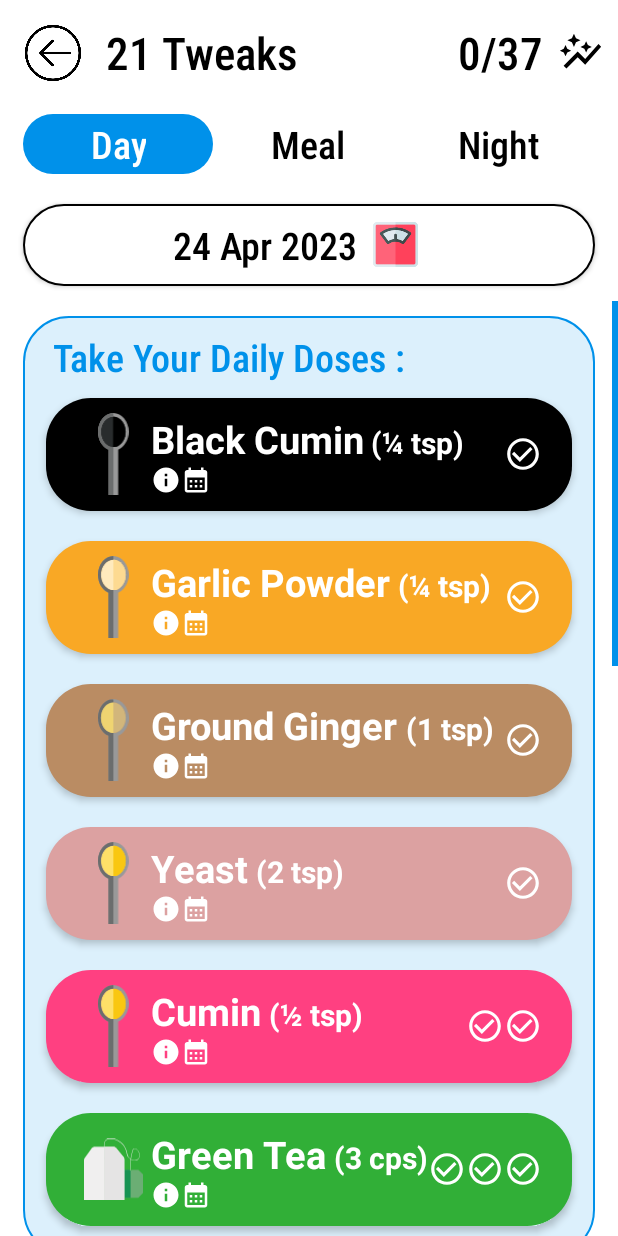
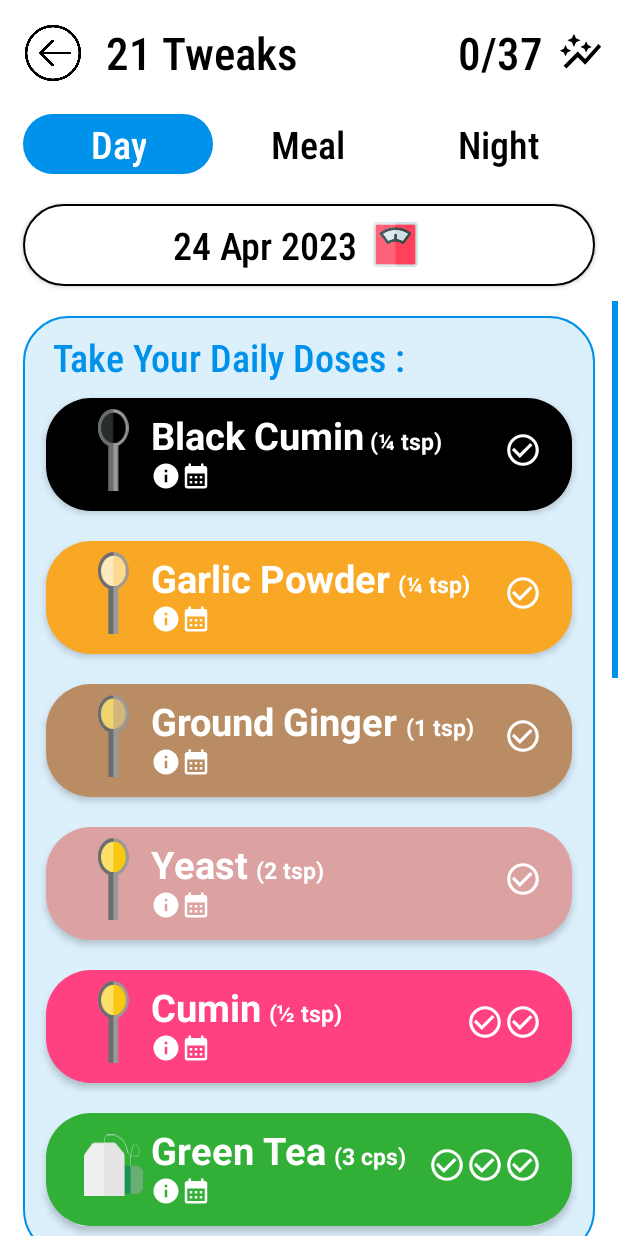
Before and after one commit to ArmanKhanTech/DailyDoze, an Android app: the DayFragment screen opened directly, with no data from a screen before it, on a phone screen of 412 x 824 dp. Run offline under Robolectric (Android 15) with nearby library versions, the phone set to English and light mode, and no system bars.

Commit message:
29th Commit

```diff
--- a/app/src/main/java/com/android/dailydoze/Activity/InfoActivity.java
+++ b/app/src/main/java/com/android/dailydoze/Activity/InfoActivity.java
@@ -221,7 +221,7 @@ public class InfoActivity extends AppCompatActivity {
                 name.setText("Time-Restrict Your Eatings");
                 break;
             case "optimize":
-                drawable = getDrawable(R.drawable.optimize_picture);
+                drawable = getDrawable(R.drawable.optimize);
                 img.setImageDrawable(drawable);
                 txt.setText(getResources().getString(R.string.exercise_timing_text));
                 name.setText("Optimize Your Exercise");
--- a/app/src/main/java/com/android/dailydoze/Activity/SignupActivity.java
+++ b/app/src/main/java/com/android/dailydoze/Activity/SignupActivity.java
@@ -235,6 +235,8 @@ public class SignupActivity extends AppCompatActivity {
                     SharedPreferences sharedPreferences = getSharedPreferences("MySharedPref", MODE_PRIVATE);
                     SharedPreferences.Editor myEdit = sharedPreferences.edit();
                     myEdit.putBoolean("user", true);
+                    myEdit.putString("name", name);
+                    myEdit.putString("email", mail);
                     myEdit.apply();
 
                     Intent intent = new Intent(SignupActivity.this, MainActivity.class);
--- a/app/src/main/res/layout/activity_signup.xml
+++ b/app/src/main/res/layout/activity_signup.xml
@@ -260,7 +260,7 @@
                     android:layout_width="match_parent"
                     android:layout_height="wrap_content"
                     android:layout_marginLeft="40dp"
-                    android:hint="Country (or click on the icon)" />
+                    android:hint="Country (or click icon)" />
 
                 <ImageView
                     android:id="@+id/select_location"
--- a/app/src/main/res/layout/fragment_day.xml
+++ b/app/src/main/res/layout/fragment_day.xml
@@ -45,6 +45,7 @@
                  android:layout_gravity="center"
                  android:layout_marginBottom="20dp"
                  android:layout_marginLeft="15dp"
+                 android:paddingBottom="5dp"
                  android:layout_marginRight="15dp"
                  android:background="@drawable/berries_theme">
 
@@ -86,7 +87,7 @@
                                  android:layout_gravity="top"
                                  android:text=" (¼ tsp)"
                                  android:textColor="@color/white"
-                                 android:textSize="20dp"
+                                 android:textSize="15dp"
                                  android:textStyle="bold" />
 
                          </LinearLayout>
@@ -139,6 +140,7 @@
                  android:elevation="3dp"
                  android:layout_gravity="center"
                  android:layout_marginBottom="20dp"
+                 android:paddingBottom="5dp"
                  android:layout_marginLeft="15dp"
                  android:layout_marginRight="15dp"
                  android:background="@drawable/othervege_theme">
@@ -182,7 +184,7 @@
                                  android:layout_marginLeft="5dp"
                                  android:text="(¼ tsp)"
                                  android:textColor="@color/white"
-                                 android:textSize="20dp"
+                                 android:textSize="15dp"
                                  android:textStyle="bold" />
 
                          </LinearLayout>
@@ -236,6 +238,7 @@
                  android:layout_gravity="center"
                  android:layout_marginBottom="20dp"
                  android:layout_marginLeft="15dp"
+                 android:paddingBottom="5dp"
                  android:layout_marginRight="15dp"
                  android:background="@drawable/nuts_theme">
 
@@ -278,7 +281,7 @@
                                  android:layout_marginLeft="5dp"
                                  android:text="(1 tsp)"
                                  android:textColor="@color/white"
-                                 android:textSize="20dp"
+                                 android:textSize="15dp"
                                  android:textStyle="bold" />
 
                          </LinearLayout>
@@ -330,6 +333,7 @@
                  android:layout_height="75dp"
                  android:elevation="3dp"
                  android:layout_gravity="center"
+                 android:paddingBottom="5dp"
                  android:layout_marginBottom="20dp"
                  android:layout_marginLeft="15dp"
                  android:layout_marginRight="15dp"
@@ -374,7 +378,7 @@
                                  android:layout_marginLeft="5dp"
                                  android:text="(2 tsp)"
                                  android:textColor="@color/white"
-                                 android:textSize="20dp"
+                                 android:textSize="15dp"
                                  android:textStyle="bold" />
 
                          </LinearLayout>
@@ -429,6 +433,7 @@
                  android:layout_marginBottom="20dp"
                  android:layout_marginLeft="15dp"
                  android:layout_marginRight="15dp"
+                 android:paddingBottom="5dp"
                  android:background="@drawable/herbs_theme">
 
                  <LinearLayout
@@ -470,7 +475,7 @@
                                  android:layout_marginLeft="5dp"
                                  android:text="(½ tsp)"
                                  android:textColor="@color/white"
-                                 android:textSize="20dp"
+                                 android:textSize="15dp"
                                  android:textStyle="bold" />
 
                          </LinearLayout>
@@ -532,6 +537,7 @@
                  android:layout_gravity="center"
                  android:layout_marginBottom="10dp"
                  android:layout_marginLeft="15dp"
+                 android:paddingBottom="5dp"
                  android:layout_marginRight="15dp"
                  android:background="@drawable/greens_theme">
 
@@ -575,7 +581,7 @@
                                  android:layout_marginLeft="5dp"
                                  android:text="(3 cps)"
                                  android:textColor="@color/white"
-                                 android:textSize="20dp"
+                                 android:textSize="15dp"
                                  android:textStyle="bold" />
 
                          </LinearLayout>
@@ -649,6 +655,7 @@
                  android:layout_marginBottom="10dp"
                  android:layout_marginLeft="15dp"
                  android:layout_marginRight="15dp"
+                 android:paddingBottom="5dp"
                  android:background="@drawable/fruits_theme">
 
                  <LinearLayout
@@ -738,6 +745,7 @@
                 android:layout_marginBottom="10dp"
                 android:layout_marginLeft="15dp"
                 android:layout_marginRight="15dp"
+                android:paddingBottom="5dp"
                 android:background="@drawable/cruciferous_theme">
 
                 <LinearLayout
@@ -820,10 +828,11 @@
 
             <FrameLayout
                 android:layout_width="match_parent"
-                android:layout_height="120dp"
+                android:layout_height="110dp"
                 android:elevation="3dp"
                 android:layout_gravity="center"
                 android:layout_marginTop="10dp"
+                android:paddingBottom="5dp"
                 android:layout_marginBottom="10dp"
                 android:layout_marginLeft="15dp"
                 android:layout_marginRight="15dp"
@@ -858,21 +867,13 @@
                                 android:layout_width="wrap_content"
                                 android:layout_height="wrap_content"
                                 android:layout_gravity="top"
-                                android:text="Front-Load Your"
+                                android:maxLines="2"
+                                android:text="Front-Load Your \nCalories"
                                 android:textColor="@color/white"
                                 android:textSize="25dp"
                                 android:textStyle="bold" />
 
                         </LinearLayout>
-
-                        <TextView
-                            android:layout_width="wrap_content"
-                            android:layout_height="wrap_content"
-                            android:layout_gravity="top"
-                            android:text="Calories"
-                            android:textColor="@color/white"
-                            android:textSize="25dp"
-                            android:textStyle="bold" />
 
                         <LinearLayout
                             android:layout_width="wrap_content"
@@ -918,13 +919,14 @@
 
             <FrameLayout
                 android:layout_width="match_parent"
-                android:layout_height="120dp"
+                android:layout_height="110dp"
                 android:elevation="3dp"
                 android:layout_gravity="center"
                 android:layout_marginTop="10dp"
                 android:layout_marginBottom="10dp"
                 android:layout_marginLeft="15dp"
                 android:layout_marginRight="15dp"
+                android:paddingBottom="5dp"
                 android:background="@drawable/exercise_theme">
 
                 <LinearLayout
@@ -956,21 +958,13 @@
                                 android:layout_width="wrap_content"
                                 android:layout_height="wrap_content"
                                 android:layout_gravity="top"
-                                android:text="Time Restrict Your"
+                                android:maxLines="2"
+                                android:text="Time Restrict Your \nEatings"
                                 android:textColor="@color/white"
                                 android:textSize="25dp"
                                 android:textStyle="bold" />
 
                         </LinearLayout>
-
-                        <TextView
-                            android:layout_width="wrap_content"
-                            android:layout_height="wrap_content"
-                            android:layout_gravity="top"
-                            android:text="Eatings"
-                            android:textColor="@color/white"
-                            android:textSize="25dp"
-                            android:textStyle="bold" />
 
                         <LinearLayout
                             android:layout_width="wrap_content"
@@ -1016,13 +1010,14 @@
 
             <FrameLayout
                 android:layout_width="match_parent"
-                android:layout_height="120dp"
+                android:layout_height="110dp"
                 android:elevation="3dp"
                 android:layout_gravity="center"
                 android:layout_marginTop="10dp"
                 android:layout_marginBottom="10dp"
                 android:layout_marginLeft="15dp"
                 android:layout_marginRight="15dp"
+                android:paddingBottom="5dp"
                 android:background="@drawable/othervege_theme">
 
                 <LinearLayout
@@ -1054,21 +1049,13 @@
                                 android:layout_width="wrap_content"
                                 android:layout_height="wrap_content"
                                 android:layout_gravity="top"
-                                android:text="Optimize Your"
+                                android:maxLines="2"
+                                android:text="Optimize Your \nBrain Exercise"
                                 android:textColor="@color/white"
                                 android:textSize="25dp"
                                 android:textStyle="bold" />
 
                         </LinearLayout>
-
-                        <TextView
-                            android:layout_width="wrap_content"
-                            android:layout_height="wrap_content"
-                            android:layout_gravity="top"
-                            android:text="Brain Exercise"
-                            android:textColor="@color/white"
-                            android:textSize="25dp"
-                            android:textStyle="bold" />
 
                         <LinearLayout
                             android:layout_width="wrap_content"
@@ -1114,12 +1101,13 @@
 
             <FrameLayout
                 android:layout_width="match_parent"
-                android:layout_height="120dp"
+                android:layout_height="110dp"
                 android:elevation="3dp"
                 android:layout_gravity="center"
                 android:layout_marginTop="10dp"
                 android:layout_marginBottom="10dp"
                 android:layout_marginLeft="15dp"
+                android:paddingBottom="5dp"
                 android:layout_marginRight="15dp"
                 android:background="@drawable/berries_theme">
 
@@ -1152,21 +1140,13 @@
                                 android:layout_width="wrap_content"
                                 android:layout_height="wrap_content"
                                 android:layout_gravity="top"
-                                android:text="Weigh Yourself"
+                                android:maxLines="2"
+                                android:text="Weigh Yourself \nTwice a Day"
                                 android:textColor="@color/white"
                                 android:textSize="25dp"
                                 android:textStyle="bold" />
 
                         </LinearLayout>
-
-                        <TextView
-                            android:layout_width="wrap_content"
-                            android:layout_height="wrap_content"
-                            android:layout_gravity="top"
-                            android:text="Twice a Day"
-                            android:textColor="@color/white"
-                            android:textSize="25dp"
-                            android:textStyle="bold" />
 
                         <LinearLayout
                             android:layout_width="wrap_content"
@@ -1220,10 +1200,11 @@
 
             <FrameLayout
                 android:layout_width="match_parent"
-                android:layout_height="150dp"
+                android:layout_height="140dp"
                 android:elevation="3dp"
                 android:layout_gravity="center"
                 android:layout_marginTop="10dp"
+                android:paddingBottom="5dp"
                 android:layout_marginBottom="20dp"
                 android:layout_marginLeft="15dp"
                 android:layout_marginRight="15dp"
@@ -1258,30 +1239,13 @@
                                 android:layout_width="wrap_content"
                                 android:layout_height="wrap_content"
                                 android:layout_gravity="top"
-                                android:text="Complete Your"
+                                android:maxLines="3"
+                                android:text="Complete Your \nImplmentation \nIntentions"
                                 android:textColor="@color/white"
                                 android:textSize="25dp"
                                 android:textStyle="bold" />
 
                         </LinearLayout>
-
-                        <TextView
-                            android:layout_width="wrap_content"
-                            android:layout_height="wrap_content"
-                            android:layout_gravity="top"
-                            android:text="Implmentation"
-                            android:textColor="@color/white"
-                            android:textSize="25dp"
-                            android:textStyle="bold" />
-
-                        <TextView
-                            android:layout_width="wrap_content"
-                            android:layout_height="wrap_content"
-                            android:layout_gravity="top"
-                            android:text="Intentions"
-                            android:textColor="@color/white"
-                            android:textSize="25dp"
-                            android:textStyle="bold" />
 
                         <LinearLayout
                             android:layout_width="wrap_content"
```
Also changed, not shown: app/src/main/java/com/android/dailydoze/Activity/FastActivity.java (+7 -1 lines), app/src/main/res/layout/activity_fast.xml (+13 -0 lines), app/src/main/res/layout/activity_main.xml (+19 -4 lines), app/src/main/res/layout/fragment_each_meal.xml (+17 -45 lines), app/src/main/res/layout/fragment_night.xml (+6 -11 lines).
